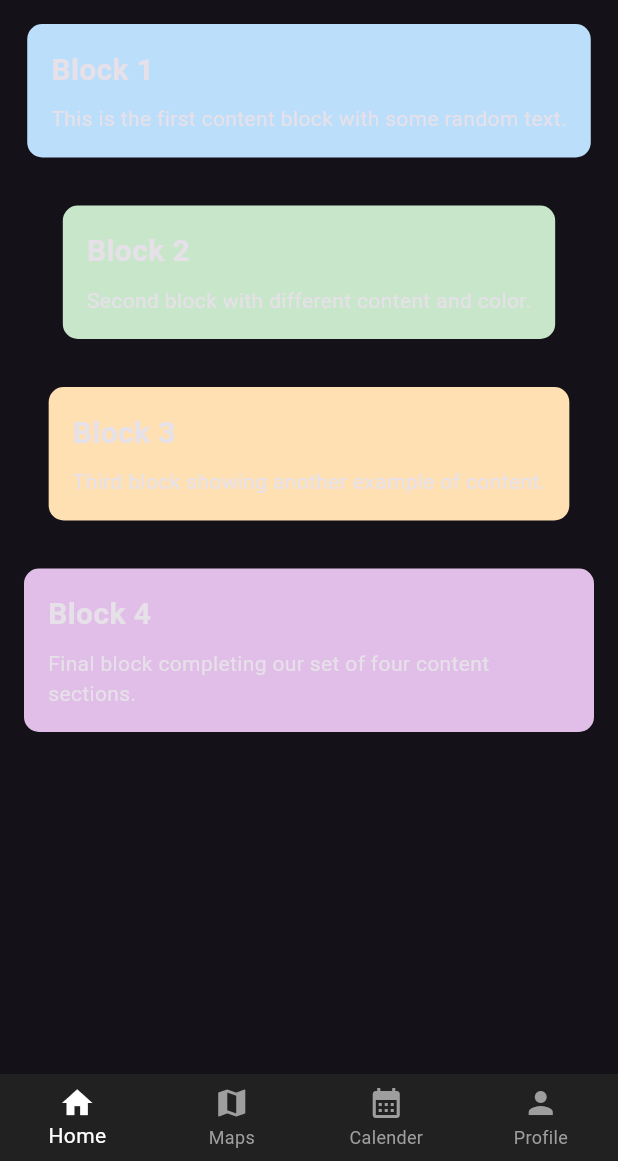
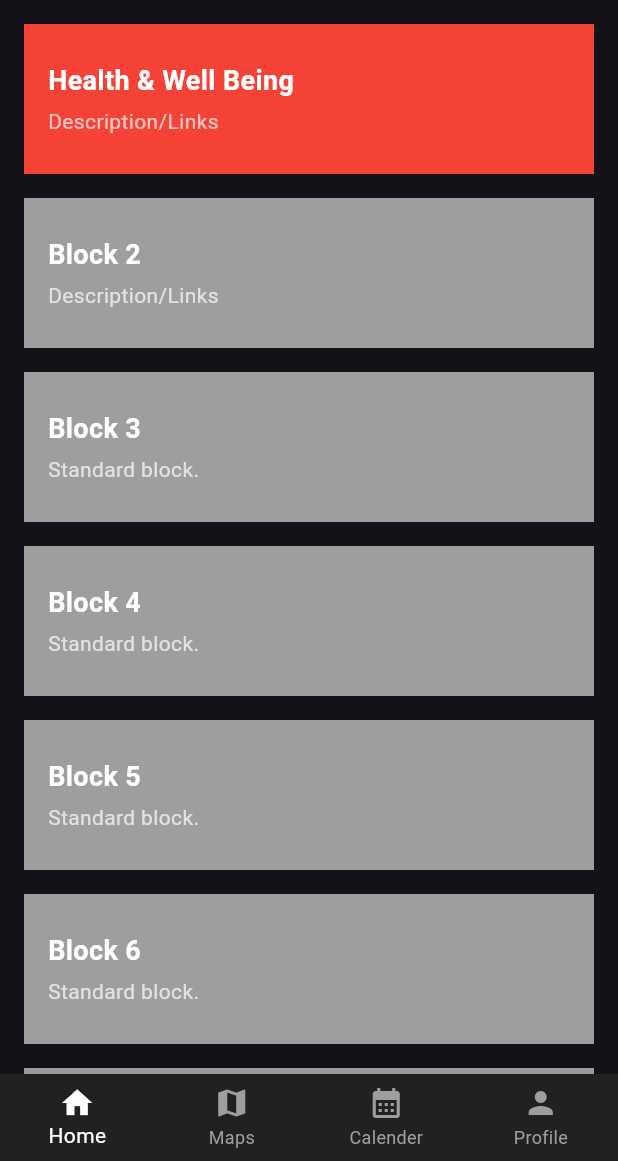
Before and after one commit to Ybyuvi/ucsd_app_project, a Flutter app: the MainScreen screen opened directly, on a phone screen of 412 x 824 dp, the part 75-1236 px from its top. Run offline on Flutter 3.47's test engine with Material 3 defaults, Android fonts, the phone set to English and light mode, and no system bars; our stand-ins replace flutter_secure_storage, google_maps_flutter, google_places_flutter, google_sign_in, location, supabase_flutter; accounts and stored records are empty.

Commit message:
updated ui for website

```diff
--- a/my_ucsd_app/lib/pages/home.dart
+++ b/my_ucsd_app/lib/pages/home.dart
@@ -1,65 +1,82 @@
 import 'package:flutter/material.dart';
 
+/// A simple model to hold data for each block
+class BlockData {
+  final String title;
+  final String description;
+  final Color color;
+  final double height;
 
-/// ------------------------------------------------------------
-/// HOME PAGE
-///   - Shows sample content blocks
-/// ------------------------------------------------------------
+  const BlockData({
+    required this.title,
+    required this.description,
+    required this.color,
+    this.height = 100,
+  });
+}
+
 class HomePage extends StatelessWidget {
   const HomePage({Key? key}) : super(key: key);
 
+  // List of blocks you can easily edit, reorder, or expand
+  final List<BlockData> blocks = const [
+    BlockData(
+      title: 'Health & Well Being',
+      description: 'Description/Links',
+      color: Colors.red,
+    ),
+    BlockData(
+      title: 'Block 2',
+      description: 'Description/Links',
+      color: Colors.grey,
+    ),
+    BlockData(title: 'Block 3', description: 'Standard block.', color: Colors.grey),
+    BlockData(title: 'Block 4', description: 'Standard block.', color: Colors.grey),
+    BlockData(title: 'Block 5', description: 'Standard block.', color: Colors.grey),
+    BlockData(title: 'Block 6', description: 'Standard block.', color: Colors.grey),
+    BlockData(title: 'Block 7', description: 'Standard block.', color: Colors.grey),
+    BlockData(title: 'Block 8', description: 'Standard block.', color: Colors.grey),
+    BlockData(title: 'Block 9', description: 'Standard block.', color: Colors.grey),
+    BlockData(title: 'Block 10', description: 'Standard block.', color: Colors.grey),
+  ];
+
   @override
   Widget build(BuildContext context) {
-    return SingleChildScrollView(
+    return ListView.builder(
+      padding: const EdgeInsets.all(16),
+      itemCount: blocks.length,
+      itemBuilder: (context, index) {
+        final block = blocks[index];
+        return Container(
+          height: block.height,
+          margin: const EdgeInsets.only(bottom: 16),
+          color: block.color,
+          padding: const EdgeInsets.symmetric(horizontal: 16, vertical: 12),
+          alignment: Alignment.centerLeft,
           child: Column(
+            crossAxisAlignment: CrossAxisAlignment.start,
+            mainAxisAlignment: MainAxisAlignment.center,
             children: [
-          _buildContentBlock(
-            'Block 1',
-            'This is the first content block with some random text.',
-            Colors.blue[100]!,
+              Text(
+                block.title,
+                style: const TextStyle(
+                  fontSize: 18,
+                  color: Colors.white,
+                  fontWeight: FontWeight.bold,
                 ),
-          _buildContentBlock(
-            'Block 2',
-            'Second block with different content and color.',
-            Colors.green[100]!,
               ),
-          _buildContentBlock(
-            'Block 3',
-            'Third block showing another example of content.',
-            Colors.orange[100]!,
+              const SizedBox(height: 4),
+              Text(
+                block.description,
+                style: const TextStyle(
+                  fontSize: 14,
+                  color: Colors.white70,
                 ),
-          _buildContentBlock(
-            'Block 4',
-            'Final block completing our set of four content sections.',
-            Colors.purple[100]!,
               ),
             ],
           ),
         );
-  }
-
-  Widget _buildContentBlock(String title, String content, Color color) {
-    return Container(
-      margin: const EdgeInsets.all(16),
-      padding: const EdgeInsets.all(16),
-      decoration: BoxDecoration(
-        color: color,
-        borderRadius: BorderRadius.circular(10),
-      ),
-      child: Column(
-        crossAxisAlignment: CrossAxisAlignment.start,
-        children: [
-          Text(
-            title,
-            style: const TextStyle(
-              fontSize: 20,
-              fontWeight: FontWeight.bold,
-            ),
-          ),
-          const SizedBox(height: 8),
-          Text(content),
-        ],
-      ),
+      },
     );
   }
 }
```
Also changed, not shown: 1 other file. Lines whose indentation alone changed are shown as unchanged.
